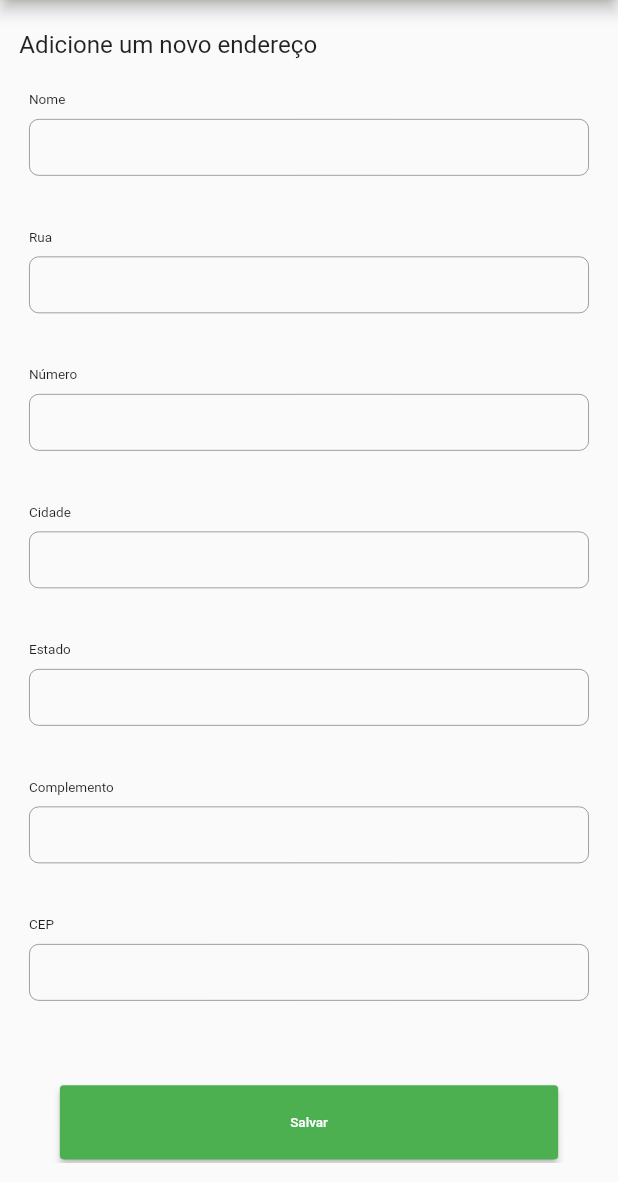
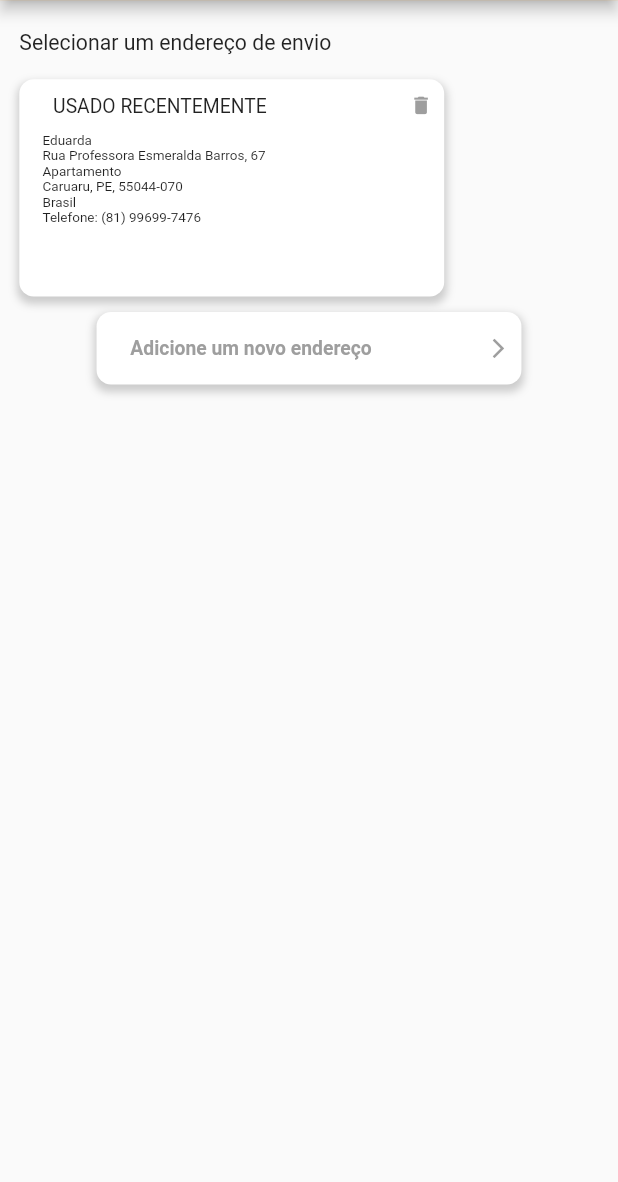
Before and after one commit to lmtsufape/vida-agroecologica-app-comercio-consumidor, a Flutter app: the ProfileScreen screen opened by its route, after a tap on "Endereços", on a phone screen of 412 x 824 dp, the part 54-1236 px from its top. Run offline on Flutter 3.47's test engine with Material 2 defaults, Android fonts, the phone set to English and light mode, and no system bars; our stand-ins replace bot_toast, device_preview, dio, flutter_local_notifications, flutter_svg, google_fonts and 4 more; missing offline and left inert: rate_my_app; accounts and stored records are empty; network calls fail; project files that could hold a hidden picture were left out.

Commit message:
Personalização de componentes na tela de endereço

```diff
--- a/lib/app.dart
+++ b/lib/app.dart
@@ -4,6 +4,7 @@ import 'package:ecommercebonito/screens/home/favorite_screen.dart';
 import 'package:ecommercebonito/screens/profile/adress_screen.dart';
 import 'package:ecommercebonito/screens/profile/card_screen.dart';
 import 'package:ecommercebonito/screens/profile/profile_screen.dart';
+import 'package:ecommercebonito/screens/profile/select_adress_screen.dart';
 import 'package:ecommercebonito/screens/register/register_adress.dart';
 import 'package:ecommercebonito/screens/register/register_screen.dart';
 import 'package:flutter/material.dart';
@@ -50,8 +51,9 @@ class App extends StatelessWidget {
         Screens.profile: (BuildContext context) => const ProfileScreen(),
         Screens.favorite: (BuildContext context) => const FavoriteScreen(),
         Screens.purchases: (BuildContext context) => const PurchasesScreen(),
-        Screens.endereco: (BuildContext context) => const AdressScreen(),
-        Screens.pagamento: (BuildContext context) => const CardScreen(),
+        Screens.adress: (BuildContext context) => const AdressScreen(),
+        Screens.payment: (BuildContext context) => const CardScreen(),
+        Screens.selectAdress: (BuildContext context) => const SelectAdress(),
       },
     );
   }
--- a/lib/screens/profile/adress_screen.dart
+++ b/lib/screens/profile/adress_screen.dart
@@ -3,11 +3,9 @@ import 'package:ecommercebonito/components/forms/auth_form_field.dart';
 import 'package:ecommercebonito/screens/screens_index.dart';
 import 'package:ecommercebonito/shared/constants/app_number_constants.dart';
 import 'package:flutter/material.dart';
-import 'package:flutter/services.dart';
 
 import '../../components/utils/vertical_spacer_box.dart';
 import '../../shared/constants/app_enums.dart';
-import '../../shared/constants/style_constants.dart';
 
 class AdressScreen extends StatelessWidget {
   const AdressScreen({Key? key}) : super(key: key);
--- a/lib/screens/profile/card_screen.dart
+++ b/lib/screens/profile/card_screen.dart
@@ -43,7 +43,7 @@ class CardScreen extends StatelessWidget {
               Row(
                 children: const [
                   Text(
-                    'Adicione um novo endereço',
+                    'Adicione um novo cartão',
                     style: TextStyle(fontSize: 25),
                   ),
                 ],
--- a/lib/screens/profile/profile_screen.dart
+++ b/lib/screens/profile/profile_screen.dart
@@ -134,7 +134,7 @@ class ProfileScreen extends StatelessWidget {
             ),
             InkWell(
               onTap: () {
-                Navigator.pushNamed(context, Screens.endereco);
+                Navigator.pushNamed(context, Screens.selectAdress);
               },
               child: Row(
                 children: [
@@ -183,7 +183,7 @@ class ProfileScreen extends StatelessWidget {
             ),
             InkWell(
               onTap: () {
-                Navigator.pushNamed(context, Screens.pagamento);
+                Navigator.pushNamed(context, Screens.payment);
               },
               child: Row(
                 children: [
--- /dev/null
+++ b/lib/screens/profile/select_adress_screen.dart
@@ -0,0 +1,209 @@
+import 'package:ecommercebonito/components/utils/horizontal_spacer_box.dart';
+import 'package:ecommercebonito/screens/screens_index.dart';
+import 'package:flutter/material.dart';
+
+import '../../components/utils/vertical_spacer_box.dart';
+import '../../shared/components/dialogs/finish_dialog.dart';
+import '../../shared/constants/app_enums.dart';
+
+class SelectAdress extends StatelessWidget {
+  const SelectAdress({Key? key}) : super(key: key);
+
+  Widget build(BuildContext context) {
+    Size size = MediaQuery.of(context).size;
+    return Scaffold(
+        appBar: AppBar(
+          title: const Text(
+            'Ecommerce Bonito',
+            style: TextStyle(color: Colors.white),
+          ),
+          centerTitle: true,
+          backgroundColor: Colors.orange,
+          actions: <Widget>[
+            IconButton(
+              icon: const Icon(
+                Icons.menu,
+                color: Colors.white,
+              ),
+              onPressed: () {
+                Navigator.pushNamed(context, Screens.profile);
+              },
+            ), //IconButton
+          ],
+          //IconButton
+        ),
+        body: Container(
+            width: size.width,
+            padding: const EdgeInsets.all(20),
+            child: SingleChildScrollView(
+                child: Column(children: [
+              const VerticalSpacerBox(size: SpacerSize.small),
+              Row(
+                children: const [
+                  Text(
+                    'Selecionar um endereço de envio',
+                    style: TextStyle(fontSize: 22),
+                  ),
+                ],
+              ),
+              const VerticalSpacerBox(size: SpacerSize.large),
+              InkWell(
+                child: Row(
+                  children: [
+                    Container(
+                      width: 440,
+                      height: 225,
+                      decoration: BoxDecoration(
+                        color: Colors.white,
+                        borderRadius:
+                            const BorderRadius.all(Radius.circular(15)),
+                        boxShadow: [
+                          BoxShadow(
+                            color: Colors.grey.withOpacity(0.5),
+                            spreadRadius: 2,
+                            blurRadius: 7,
+                            offset: const Offset(
+                                0, 5), // changes position of shadow
+                          ),
+                        ],
+                      ),
+                      child: Wrap(
+                        children: [
+                          Row(
+                            children: [
+                              Container(
+                                width: 35.0,
+                                height: 55.0,
+                                decoration: const BoxDecoration(
+                                  shape: BoxShape.circle,
+                                ),
+                              ),
+                              const Text(
+                                'USADO RECENTEMENTE',
+                                style: TextStyle(fontSize: 20),
+                              ),
+                              const Spacer(),
+                              IconButton(
+                                  onPressed: () {
+                                    showDialog(
+                                        context: context,
+                                        builder: (context) =>
+                                            const FinishVisitDialog());
+                                  },
+                                  icon: const Icon(
+                                    Icons.delete,
+                                    color: Colors.grey,
+                                  )),
+                            ],
+                          ),
+                          Row(
+                            children: const [
+                              HorizontalSpacerBox(size: SpacerSize.large),
+                              Text('Eduarda'),
+                            ],
+                          ),
+                          Row(
+                            children: const [
+                              HorizontalSpacerBox(size: SpacerSize.large),
+                              Text(
+                                'Rua Professora Esmeralda Barros, 67',
+                              ),
+                            ],
+                          ),
+                          Row(
+                            children: const [
+                              HorizontalSpacerBox(size: SpacerSize.large),
+                              Text('Apartamento'),
+                            ],
+                          ),
+                          Row(
+                            children: const [
+                              HorizontalSpacerBox(size: SpacerSize.large),
+                              Text('Caruaru, PE, 55044-070'),
+                            ],
+                          ),
+                          Row(
+                            children: const [
+                              HorizontalSpacerBox(size: SpacerSize.large),
+                              Text('Brasil'),
+                            ],
+                          ),
+                          Row(
+                            children: const [
+                              HorizontalSpacerBox(size: SpacerSize.large),
+                              Text('Telefone: (81) 99699-7476'),
+                            ],
+                          ),
+                        ],
+                      ),
+                    ),
+                  ],
+                ),
+                onTap: () async {},
+              ),
+              const VerticalSpacerBox(size: SpacerSize.medium),
+              InkWell(
+                child: Row(
+                  mainAxisAlignment: MainAxisAlignment.center,
+                  children: [
+                    Container(
+                      width: 440,
+                      height: 75,
+                      decoration: BoxDecoration(
+                        color: Colors.white,
+                        borderRadius:
+                            const BorderRadius.all(Radius.circular(15)),
+                        boxShadow: [
+                          BoxShadow(
+                            color: Colors.grey.withOpacity(0.5),
+                            spreadRadius: 2,
+                            blurRadius: 7,
+                            offset: const Offset(
+                                0, 5), // changes position of shadow
+                          ),
+                        ],
+                      ),
+                      child: Center(
+                        child: Wrap(
+                          children: [
+                            Row(
+                              children: [
+                                Container(
+                                  width: 35.0,
+                                  decoration: const BoxDecoration(
+                                    shape: BoxShape.circle,
+                                  ),
+                                ),
+                                const Text(
+                                  'Adicione um novo endereço',
+                                  style: TextStyle(
+                                      fontSize: 20,
+                                      color: Colors.grey,
+                                      fontWeight: FontWeight.bold),
+                                  textAlign: TextAlign.start,
+                                ),
+                                const Spacer(),
+                                IconButton(
+                                    onPressed: () {
+                                      Navigator.pushNamed(
+                                          context, Screens.adress);
+                                    },
+                                    icon: const Icon(
+                                      Icons.arrow_forward_ios_outlined,
+                                      color: Colors.grey,
+                                    )),
+                              ],
+                            ),
+                          ],
+                        ),
+                      ),
+                    ),
+                  ],
+                ),
+                onTap: () {
+                  Navigator.pushNamed(context, Screens.adress);
+                },
+              ),
+            ]))));
+  }
+}
--- a/lib/screens/screens_index.dart
+++ b/lib/screens/screens_index.dart
@@ -13,6 +13,7 @@ class Screens {
   static const String profile = '/home/profile_screen';
   static const String favorite = '/home/favorite_screen';
   static const String purchases = '/profile/purchases_screen';
-  static const String endereco = '/profile/adress_screen';
-  static const String pagamento = '/profile/card_screen';
+  static const String adress = '/profile/adress_screen';
+  static const String payment = '/profile/card_screen';
+  static const String selectAdress = '/profile/select_adress_screen';
 }
```
Also changed, not shown: lib/shared/components/dialogs/finish_dialog.dart (added, +78 -0 lines).
